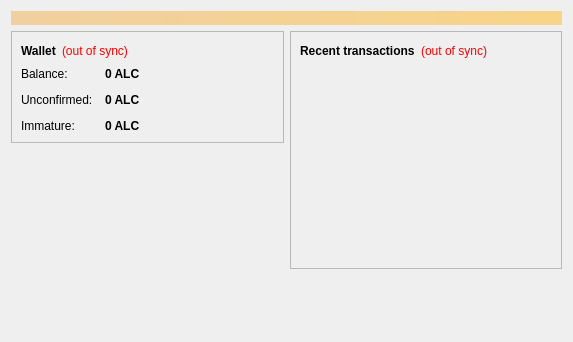
gwa2100/AdamantLegionCoin, file src/qt/forms/overviewpage.ui: the form before one commit.
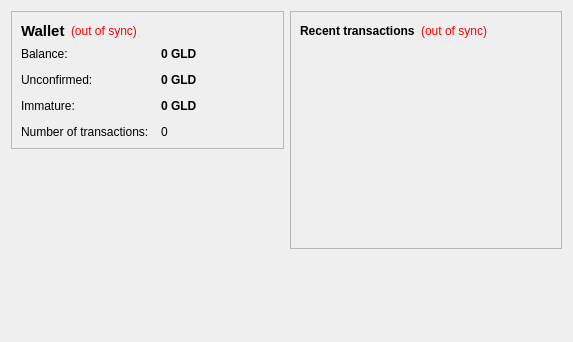
The form after the commit.

```diff
--- a/src/qt/forms/overviewpage.ui
+++ b/src/qt/forms/overviewpage.ui
@@ -13,24 +13,6 @@
   <property name="windowTitle">
    <string>Form</string>
   </property>
-  <layout class="QVBoxLayout" name="topLayout">
-   <item>
-    <widget class="QLabel" name="labelAlerts">
-     <property name="visible">
-      <bool>false</bool>
-     </property>
-     <property name="styleSheet">
-      <string notr="true">background-color: qlineargradient(x1: 0, y1: 0, x2: 1, y2: 0, stop:0 #F0D0A0, stop:1 #F8D488); color:#000000;</string>
-     </property>
-     <property name="wordWrap">
-      <bool>true</bool>
-     </property>
-     <property name="margin">
-      <number>3</number>
-     </property>
-    </widget>
-   </item>
-   <item>
     <layout class="QHBoxLayout" name="horizontalLayout" stretch="1,1">
      <item>
       <layout class="QVBoxLayout" name="verticalLayout_2">
@@ -49,6 +31,7 @@
              <widget class="QLabel" name="label_5">
               <property name="font">
                <font>
+              <pointsize>11</pointsize>
                 <weight>75</weight>
                 <bold>true</bold>
                </font>
@@ -61,7 +44,7 @@
             <item>
              <widget class="QLabel" name="labelWalletStatus">
               <property name="toolTip">
-               <string>The displayed information may be out of date. Your wallet automatically synchronizes with the Adamantlegioncoin network after a connection is established, but this process has not completed yet.</string>
+             <string>The displayed information may be out of date. Your wallet automatically synchronizes with the GoldCoin (GLD) network after a connection is established, but this process has not completed yet.</string>
               </property>
               <property name="styleSheet">
                <string notr="true">QLabel { color: red; }</string>
@@ -122,7 +105,7 @@
                <string>Your current balance</string>
               </property>
               <property name="text">
-               <string notr="true">0 ALC</string>
+             <string notr="true">0 GLD</string>
               </property>
               <property name="textInteractionFlags">
                <set>Qt::LinksAccessibleByMouse|Qt::TextSelectableByKeyboard|Qt::TextSelectableByMouse</set>
@@ -151,13 +134,30 @@
                <string>Total of transactions that have yet to be confirmed, and do not yet count toward the current balance</string>
               </property>
               <property name="text">
-               <string notr="true">0 ALC</string>
+             <string notr="true">0 GLD</string>
               </property>
               <property name="textInteractionFlags">
                <set>Qt::LinksAccessibleByMouse|Qt::TextSelectableByKeyboard|Qt::TextSelectableByMouse</set>
               </property>
              </widget>
             </item>
+          <item row="3" column="0">
+           <widget class="QLabel" name="label_2">
+            <property name="text">
+             <string>Number of transactions:</string>
+            </property>
+           </widget>
+          </item>
+          <item row="3" column="1">
+           <widget class="QLabel" name="labelNumTransactions">
+            <property name="toolTip">
+             <string>Total number of transactions in wallet</string>
+            </property>
+            <property name="text">
+             <string notr="true">0</string>
+            </property>
+           </widget>
+          </item>
             <item row="2" column="0">
              <widget class="QLabel" name="labelImmatureText">
               <property name="text">
@@ -177,7 +177,7 @@
                <string>Mined balance that has not yet matured</string>
               </property>
               <property name="text">
-               <string notr="true">0 ALC</string>
+             <string notr="true">0 GLD</string>
               </property>
               <property name="textInteractionFlags">
                <set>Qt::LinksAccessibleByMouse|Qt::TextSelectableByKeyboard|Qt::TextSelectableByMouse</set>
@@ -227,7 +227,7 @@
             <item>
              <widget class="QLabel" name="labelTransactionsStatus">
               <property name="toolTip">
-               <string>The displayed information may be out of date. Your wallet automatically synchronizes with the Adamantlegioncoin network after a connection is established, but this process has not completed yet.</string>
+             <string>The displayed information may be out of date. Your wallet automatically synchronizes with the GoldCoin (GLD) network after a connection is established, but this process has not completed yet.</string>
               </property>
               <property name="styleSheet">
                <string notr="true">QLabel { color: red; }</string>
@@ -289,8 +289,6 @@
           </size>
          </property>
         </spacer>
-       </item>
-      </layout>
      </item>
     </layout>
    </item>
```
Lines whose indentation alone changed are shown as unchanged.
